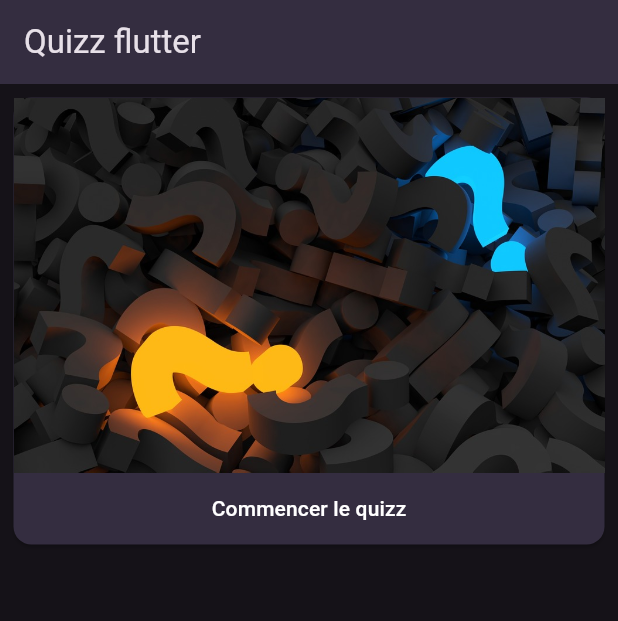
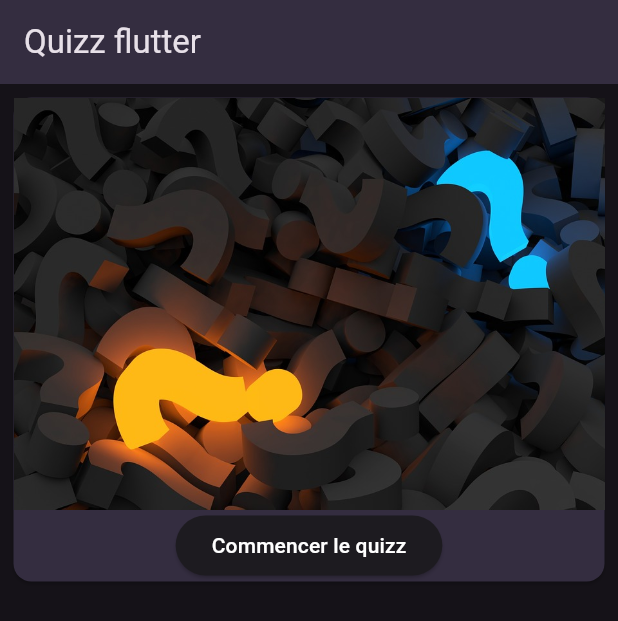
Before and after one commit to LoicLab/quizz-flutter, a Flutter app: the screen it shows after launch, on a phone screen of 412 x 824 dp. Shown: the top 621 px of the screen. Run offline on Flutter 3.47's test engine with Material 3 defaults, Android fonts, the phone set to English and light mode, and no system bars.

Commit message:
Application enhancement

```diff
--- a/lib/datas.dart
+++ b/lib/datas.dart
@@ -3,16 +3,16 @@ import 'question.dart';
 class Datas {
 
   List<Question> listeQuestions = [
-    Question(id: 1,question:  'La devise de la Belgique est "L\'union fait la force" ?', reponse: true, explication: '', imageName: 'belgique.jpg'),
-    Question(id: 2,question: 'La lune va finir par tomber sur terre à cause de la gravité ?', reponse: false, explication: 'Au contraire la lune s\'éloigne', imageName: 'lune.jpg'),
-    Question(id: 3,question: 'La Russie est plus grande en superficie que Pluton ?', reponse: true, explication: '', imageName: 'russie.jpg'),
-    Question(id: 4,question: 'Nyctalope est une race naine d\'antilope ?', reponse: false, explication: 'C’est une aptitude à voir dans le noir', imageName: 'nyctalope.jpg'),
-    Question(id: 5,question: 'Le Commodore 64 est l\’ordinateur de bureau le plus vendu ?', reponse: true, explication: '', imageName: 'commodore.jpg'),
-    Question(id: 6,question: 'Le nom du drapeau des pirates est black skull ?', reponse: false, explication: 'Il est appelé Jolly Roger', imageName: 'pirate.png'),
-    Question(id: 7,question: 'Haddock est le nom du chien de Tintin ?', reponse: false, explication: 'C\'est Milou', imageName: 'tintin.jpg'),
-    Question(id: 8,question: 'La barbe des pharaons était fausse ?', reponse: true, explication: 'A l\'époque déjà ils utilisaient des postiches', imageName: 'pharaon.jpg'),
-    Question(id: 9,question:  'Au Québec, "Tire-toi une bûche" signifie "Viens t\'asseoir" ?', reponse: true, explication: 'La bûche, fameuse chaise de bucheron', imageName: 'buche.jpg'),
-    Question(id: 10,question: 'Le module lunaire Eagle possédait 4Ko de Ram ?', reponse: true, explication: 'Dire que je me plains avec mes 8GO de ram sur mon mac', imageName: 'eagle.jpg'),
+    Question(id: 1,question:  'La devise de la Belgique est "L\'union fait la force" ?', response: true, explication: '', imageName: 'belgique.jpg'),
+    Question(id: 2,question: 'La lune va finir par tomber sur terre à cause de la gravité ?', response: false, explication: 'Au contraire la lune s\'éloigne', imageName: 'lune.jpg'),
+    Question(id: 3,question: 'La Russie est plus grande en superficie que Pluton ?', response: true, explication: '', imageName: 'russie.jpg'),
+    Question(id: 4,question: 'Nyctalope est une race naine d\'antilope ?', response: false, explication: 'C’est une aptitude à voir dans le noir', imageName: 'nyctalope.jpg'),
+    Question(id: 5,question: 'Le Commodore 64 est l\’ordinateur de bureau le plus vendu ?', response: true, explication: '', imageName: 'commodore.jpg'),
+    Question(id: 6,question: 'Le nom du drapeau des pirates est black skull ?', response: false, explication: 'Il est appelé Jolly Roger', imageName: 'pirate.png'),
+    Question(id: 7,question: 'Haddock est le nom du chien de Tintin ?', response: false, explication: 'C\'est Milou', imageName: 'tintin.jpg'),
+    Question(id: 8,question: 'La barbe des pharaons était fausse ?', response: true, explication: 'A l\'époque déjà ils utilisaient des postiches', imageName: 'pharaon.jpg'),
+    Question(id: 9,question:  'Au Québec, "Tire-toi une bûche" signifie "Viens t\'asseoir" ?', response: true, explication: 'La bûche, fameuse chaise de bucheron', imageName: 'buche.jpg'),
+    Question(id: 10,question: 'Le module lunaire Eagle possédait 4Ko de Ram ?', response: true, explication: 'Dire que je me plains avec mes 8GO de ram sur mon mac', imageName: 'eagle.jpg'),
   ];
 
 }
--- a/lib/question.dart
+++ b/lib/question.dart
@@ -3,14 +3,14 @@ class Question {
 
   int id;
   String question;
-  bool reponse;
+  bool response;
   String explication;
   String imageName;
 
   Question({
     required this.id,
     required this.question,
-    required this.reponse,
+    required this.response,
     required this.explication,
     required this.imageName
   });
--- a/lib/question_page.dart
+++ b/lib/question_page.dart
@@ -83,12 +83,10 @@ class QuestionPageState extends State<QuestionPage>{
                   children: [
                     answerButton(
                         nextQuestionNumber: nextQuestionNumber,
-                        textButton: 'Faux',
                         choice: false
                     ),
                     answerButton(
                         nextQuestionNumber: nextQuestionNumber,
-                        textButton: 'Vrai',
                         choice: true
                     )
                   ]
@@ -106,7 +104,7 @@ class QuestionPageState extends State<QuestionPage>{
     String imagePathAlert;
     String explication;
     //Si réponse juste
-    if (widget.question.reponse == choice){
+    if (widget.question.response == choice){
       titleAlert = "C'est gagné";
       imagePathAlert = 'images/vrai.jpg';
       explication= '';
@@ -120,7 +118,7 @@ class QuestionPageState extends State<QuestionPage>{
     //Récupération de la page de la question suivante
     QuestionPage questionPage = nextQuestionPage(nextQuestionNumber,newPoints);
     showDialog(
-        barrierDismissible: true,
+        barrierDismissible: false,
         context: context,
         builder: (BuildContext ctx) {
           return AlertDialog(
@@ -195,7 +193,7 @@ class QuestionPageState extends State<QuestionPage>{
   }
 
   ///Bouton pour la réponse de la question
-  ElevatedButton answerButton({required int? nextQuestionNumber, required String textButton, required bool choice}){
+  ElevatedButton answerButton({required int? nextQuestionNumber, required bool choice}){
     return ElevatedButton(
       onPressed: () {
         showAlert(
@@ -207,7 +205,7 @@ class QuestionPageState extends State<QuestionPage>{
           backgroundColor: Theme.of(context).colorScheme.onSecondary,
           foregroundColor: Colors.white
       ),
-      child: Text(textButton),
+      child: Text((choice) ? "Vrai" : "Faux"),
     );
   }
 }
--- a/lib/welcome_page.dart
+++ b/lib/welcome_page.dart
@@ -4,13 +4,9 @@ import 'package:quizz/question_page.dart';
 import 'package:quizz/datas.dart';
 
 ///Page d'accueil
-class WelcomePage extends StatefulWidget{
+class WelcomePage extends StatelessWidget{
   const WelcomePage({super.key});
-  @override
-  WelcomePageState createState() => WelcomePageState();
-}
 
-class WelcomePageState extends State<WelcomePage>{
 
   @override
   Widget build(BuildContext context){
@@ -22,8 +18,7 @@ class WelcomePageState extends State<WelcomePage>{
             'Quizz flutter'
         ),
       ),
-      body: SingleChildScrollView(
-        child: Column(
+      body: Column(
           children: [
             Padding(
                 padding: const EdgeInsets.all(5),
@@ -34,10 +29,10 @@ class WelcomePageState extends State<WelcomePage>{
                         Image.asset(
                           "images/cover.jpg",
                           fit: BoxFit.cover,
-                          height: 250,
+                          height: size.height/3,
                           width: size.width,
                         ),
-                        TextButton(
+                        ElevatedButton(
                             onPressed: (){
                               //Récupération de la premiere question
                               Question firstQuestion = Datas().listeQuestions.firstWhere((element) => element.id == 1);
@@ -64,7 +59,6 @@ class WelcomePageState extends State<WelcomePage>{
             )
           ],
         ),
-      ),
     );
   }
 }
```
